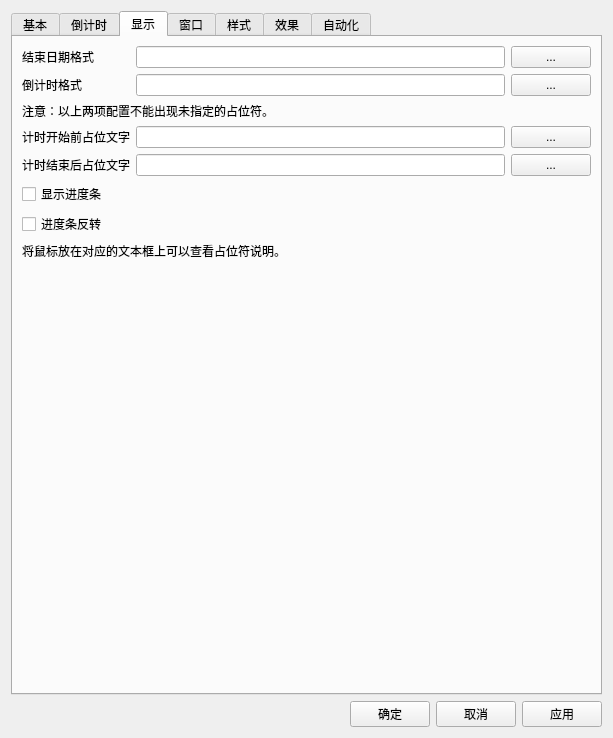
First picture: the form in UISource/profile_config_ui.ui, repository HelloWRC/W-DesktopCountdown, before the edit.
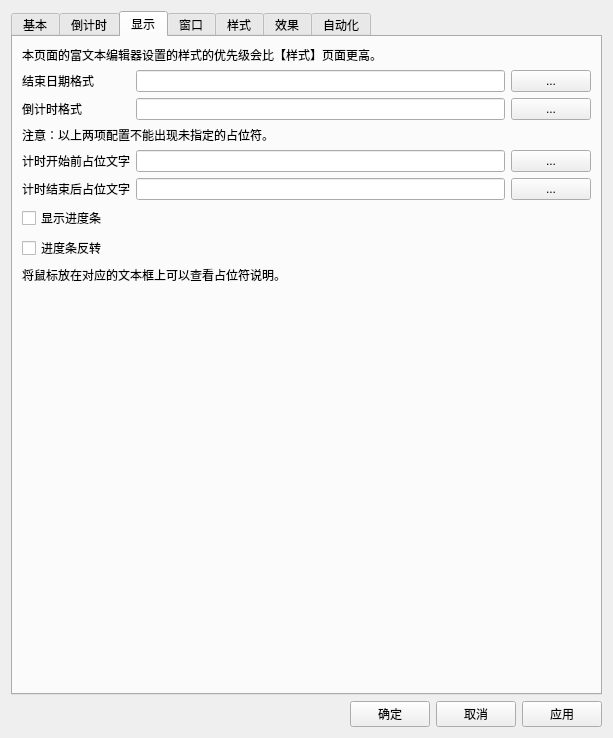
Second picture: the form after the edit. The open tabs and pages were chosen to show the change. Icons and pictures are not drawn.

Commit message: 设置界面优化

Diff of the .ui file:
```diff
--- a/UISource/profile_config_ui.ui
+++ b/UISource/profile_config_ui.ui
@@ -183,7 +183,7 @@
        <string>显示</string>
       </attribute>
       <layout class="QFormLayout" name="formLayout_3">
-       <item row="0" column="0">
+       <item row="1" column="0">
         <widget class="QLabel" name="lb_target_format">
          <property name="text">
           <string>结束日期格式</string>
@@ -193,7 +193,7 @@
          </property>
         </widget>
        </item>
-       <item row="0" column="1">
+       <item row="1" column="1">
         <layout class="QHBoxLayout" name="horizontalLayout_8">
          <item>
           <widget class="QLineEdit" name="le_target_format">
@@ -211,7 +211,7 @@
          </item>
         </layout>
        </item>
-       <item row="1" column="0">
+       <item row="2" column="0">
         <widget class="QLabel" name="lb_countdown_format">
          <property name="text">
           <string>倒计时格式</string>
@@ -221,7 +221,7 @@
          </property>
         </widget>
        </item>
-       <item row="1" column="1">
+       <item row="2" column="1">
         <layout class="QHBoxLayout" name="horizontalLayout_9">
          <item>
           <widget class="QLineEdit" name="le_countdown_format">
@@ -242,35 +242,35 @@
          </item>
         </layout>
        </item>
-       <item row="2" column="0" colspan="2">
+       <item row="3" column="0" colspan="2">
         <widget class="QLabel" name="lb_countdown_format_description">
          <property name="text">
           <string>注意：以上两项配置不能出现未指定的占位符。</string>
          </property>
         </widget>
        </item>
-       <item row="6" column="0">
+       <item row="7" column="0">
         <widget class="QCheckBox" name="cb_show_progressbar">
          <property name="text">
           <string>显示进度条</string>
          </property>
         </widget>
        </item>
-       <item row="7" column="0">
+       <item row="8" column="0">
         <widget class="QCheckBox" name="cb_reverse_progressbar">
          <property name="text">
           <string>进度条反转</string>
          </property>
         </widget>
        </item>
-       <item row="8" column="0" colspan="2">
+       <item row="9" column="0" colspan="2">
         <widget class="QLabel" name="label_2">
          <property name="text">
           <string>将鼠标放在对应的文本框上可以查看占位符说明。</string>
          </property>
         </widget>
        </item>
-       <item row="3" column="1">
+       <item row="4" column="1">
         <layout class="QHBoxLayout" name="horizontalLayout_10">
          <item>
           <widget class="QLineEdit" name="le_start_text"/>
@@ -284,7 +284,7 @@
          </item>
         </layout>
        </item>
-       <item row="3" column="0">
+       <item row="4" column="0">
         <widget class="QLabel" name="lb_start_text">
          <property name="text">
           <string>计时开始前占位文字</string>
@@ -294,7 +294,7 @@
          </property>
         </widget>
        </item>
-       <item row="4" column="1">
+       <item row="5" column="1">
         <layout class="QHBoxLayout" name="horizontalLayout_11">
          <item>
           <widget class="QLineEdit" name="le_end_text"/>
@@ -308,7 +308,7 @@
          </item>
         </layout>
        </item>
-       <item row="4" column="0">
+       <item row="5" column="0">
         <widget class="QLabel" name="lb_endtext">
          <property name="text">
           <string>计时结束后占位文字</string>
@@ -318,6 +318,16 @@
          </property>
         </widget>
        </item>
+       <item row="0" column="0" colspan="2">
+        <widget class="QLabel" name="label_10">
+         <property name="text">
+          <string>本页面的富文本编辑器设置的样式的优先级会比【样式】页面更高。</string>
+         </property>
+         <property name="wordWrap">
+          <bool>true</bool>
+         </property>
+        </widget>
+       </item>
       </layout>
      </widget>
      <widget class="QWidget" name="tab_window">
```
Left out of the diff: 6 changed lines with no effect on the pictures. The commit also changes 3 other files.
